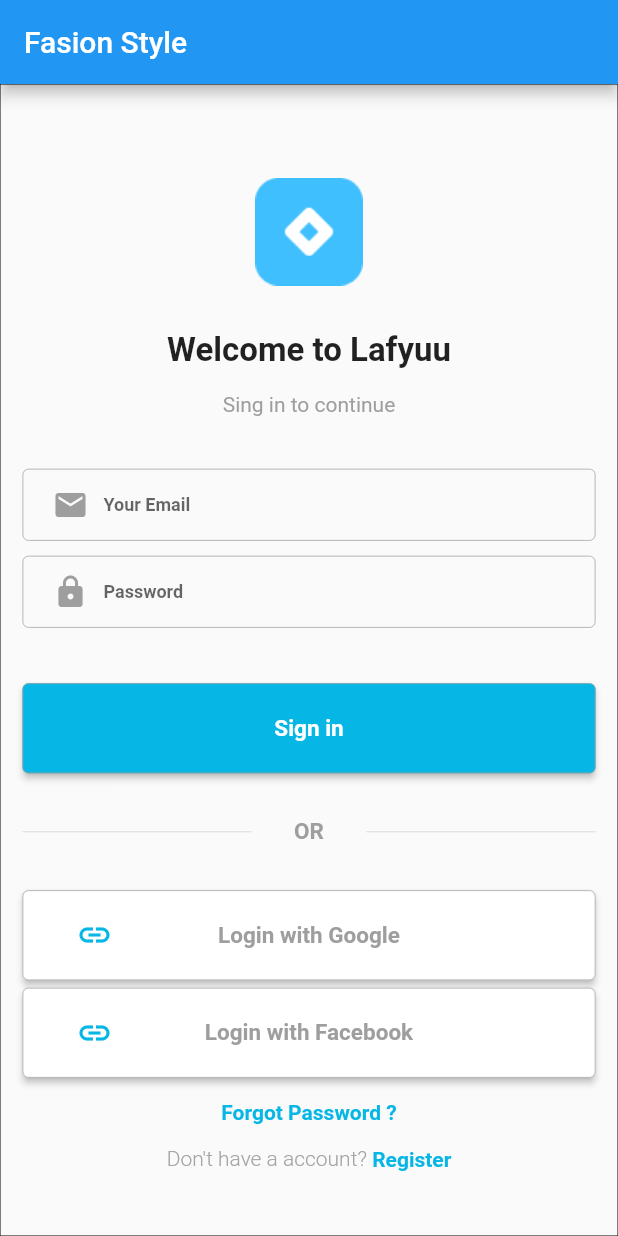
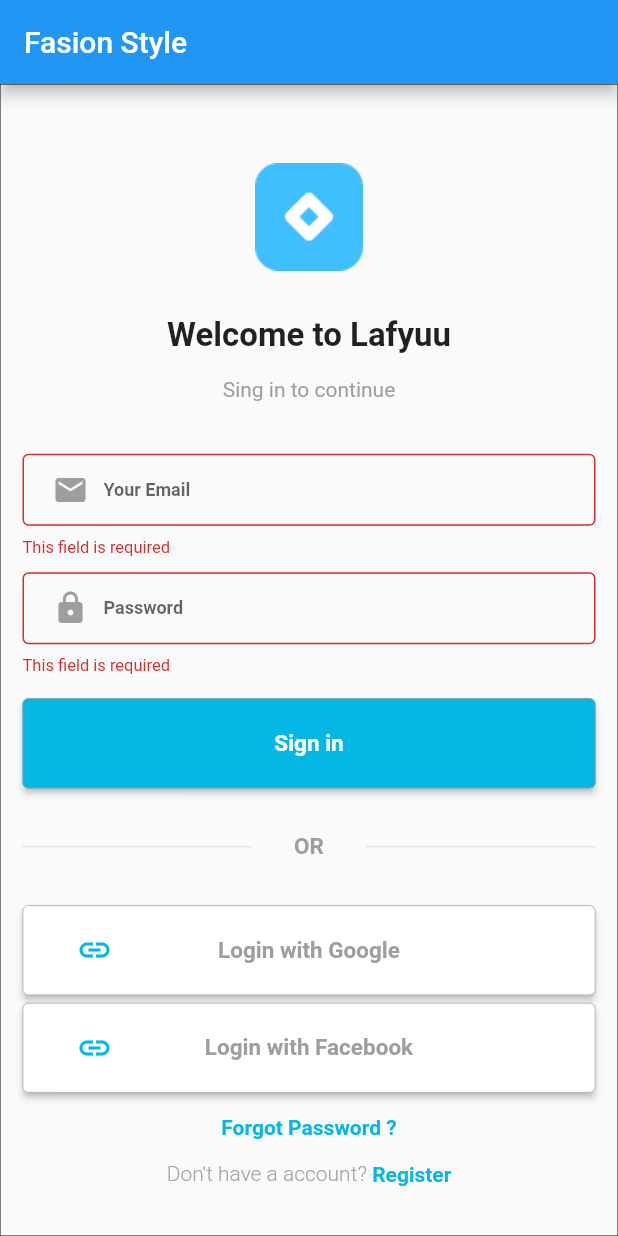
Before and after one commit to messaismael/fashion-style-mobile-app, a Flutter app: the screen it shows after launch, after a tap on "Sign in", on a phone screen of 412 x 824 dp. Run offline on Flutter 3.47's test engine with Material 2 defaults, Android fonts, the light colour scheme and no system bars.

Commit message:
implement validator

```diff
--- a/lib/screens/login_screen.dart
+++ b/lib/screens/login_screen.dart
@@ -14,6 +14,16 @@ class LoginScreen extends StatefulWidget {
 }
 
 class _LoginScreenState extends State<LoginScreen> {
+  final _formKey = GlobalKey<FormState>();
+
+  String? _validatorFunc(value) {
+    if (value == null || value.isEmpty) {
+      print('test');
+      return 'This field is required';
+    }
+    return null;
+  }
+
   @override
   Widget build(BuildContext context) {
     return SingleChildScrollView(
@@ -22,17 +32,20 @@ class _LoginScreenState extends State<LoginScreen> {
                 /* border: Border.all(width: 2, color: Colors.indigo) */),
             padding: EdgeInsets.all(15),
             child: Center(
+                child: Form(
+                    key: _formKey,
                     child: Column(
                         mainAxisAlignment: MainAxisAlignment.center,
                         crossAxisAlignment: CrossAxisAlignment.center,
                         children: [
-                  Container(padding: EdgeInsets.only(top: 20), child: Logo()),
+                          Container(
+                              padding: EdgeInsets.only(top: 20), child: Logo()),
                           Padding(
                             padding: EdgeInsets.only(top: 30, bottom: 15),
                             child: Text(
                               "Welcome to Lafyuu",
-                      style:
-                          TextStyle(fontSize: 22, fontWeight: FontWeight.bold),
+                              style: TextStyle(
+                                  fontSize: 22, fontWeight: FontWeight.bold),
                             ),
                           ),
                           Padding(
@@ -48,18 +61,30 @@ class _LoginScreenState extends State<LoginScreen> {
                                 hintText: "Your Email",
                                 prefixIcon: Icons.email,
                                 inputType: TextInputType.emailAddress,
+                                validator: _validatorFunc,
                               )),
                           Container(
                               padding: EdgeInsets.only(bottom: 15, top: 0),
                               child: TextInput(
                                 hintText: "Password",
-                        errorMessage: "Oops! Your Password Is Not Correct",
+                                errorMessage:
+                                    "Oops! Your Password Is Not Correct",
                                 prefixIcon: Icons.lock,
                                 inputType: TextInputType.visiblePassword,
+                                validator: _validatorFunc,
                               )),
                           Container(
                             child: CustomButton(
-                        text: 'Sign in', onpressed: () => {}, textSize: 15),
+                                text: 'Sign in',
+                                onpressed: () {
+                                  if (_formKey.currentState!.validate()) {
+                                    ScaffoldMessenger.of(context).showSnackBar(
+                                      const SnackBar(
+                                          content: Text('Processing Data')),
+                                    );
+                                  }
+                                },
+                                textSize: 15),
                             width: double.infinity,
                             height: 60,
                           ),
@@ -113,7 +138,8 @@ class _LoginScreenState extends State<LoginScreen> {
                                 "Forgot Password ?",
                                 style: TextStyle(
                                     fontSize: 14,
-                            color: MyConstants.of(context)!.primaryColor,
+                                    color:
+                                        MyConstants.of(context)!.primaryColor,
                                     fontWeight: FontWeight.bold),
                               ),
                             ),
@@ -133,16 +159,17 @@ class _LoginScreenState extends State<LoginScreen> {
                                             color: Color(0xFFA5A5A5))),
                                     GestureDetector(
                                         onTap: () {
-                                  Navigator.pushNamed(context, "/register");
+                                          Navigator.pushNamed(
+                                              context, "/register");
                                         },
                                         child: Text(" Register",
                                             style: TextStyle(
                                               fontSize: 14,
                                               fontWeight: FontWeight.w700,
-                                      color:
-                                          MyConstants.of(context)!.primaryColor,
+                                              color: MyConstants.of(context)!
+                                                  .primaryColor,
                                             )))
                                   ])),
-                ]))));
+                        ])))));
   }
 }
--- a/lib/widgets/form_field.dart
+++ b/lib/widgets/form_field.dart
@@ -6,19 +6,22 @@ class TextInput extends StatelessWidget {
   final IconData? prefixIcon;
   final String? errorMessage;
   final TextInputType inputType;
+  final String? Function(String?) validator;
 
   const TextInput(
       {Key? key,
       this.hintText,
       this.prefixIcon,
       this.errorMessage,
-      required this.inputType})
+      required this.inputType,
+      required this.validator})
       : super(key: key);
 
   @override
   Widget build(BuildContext context) {
     return TextFormField(
       obscureText: inputType == TextInputType.visiblePassword,
+      validator: this.validator,
       style: TextStyle(
           color: Colors.grey, fontSize: 12, fontWeight: FontWeight.bold),
       textAlignVertical: TextAlignVertical.center,
```
Lines whose indentation alone changed are shown as unchanged.
